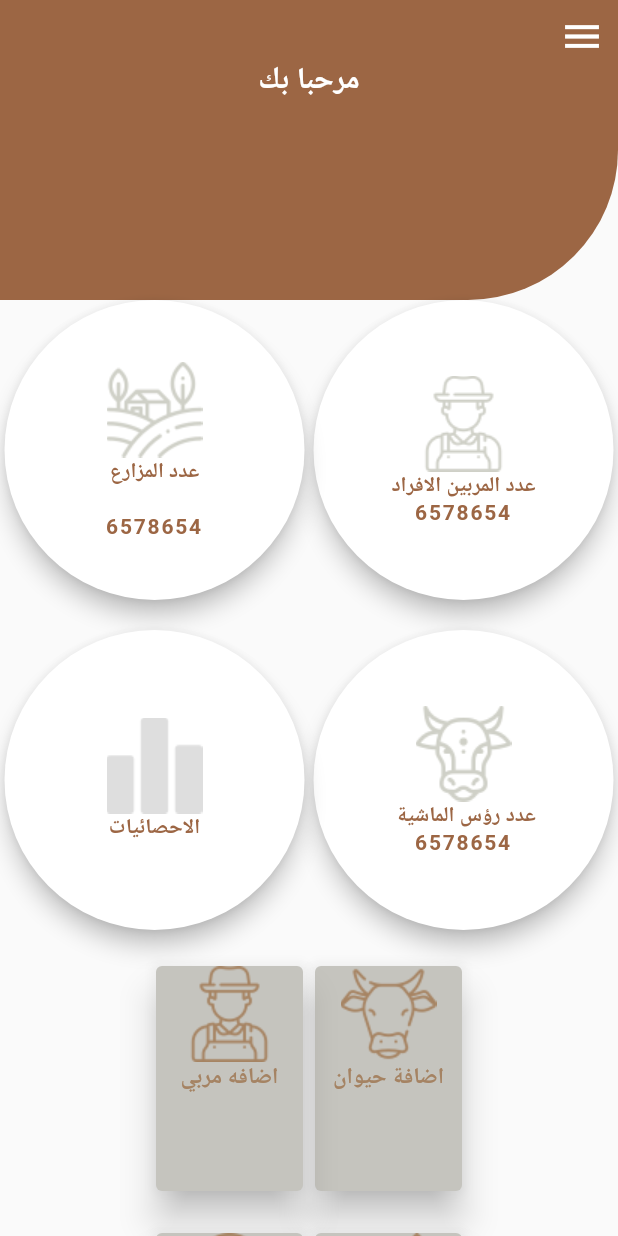
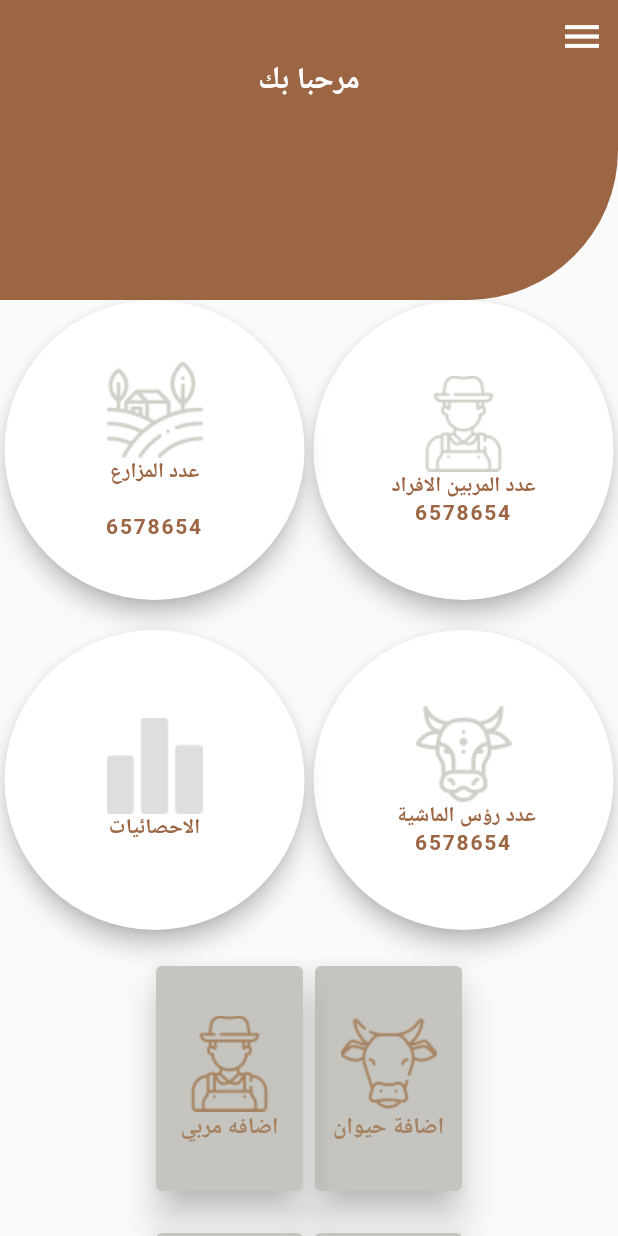
Before and after one commit to githubmohame/Digitalizing-livestock, a Flutter app: the HomeScreen screen opened directly, on a phone screen of 412 x 824 dp. Run offline on Flutter 3.47's test engine with Material 2 defaults, Android fonts, the phone set to English and light mode, and no system bars; our stand-ins replace bloc, flutter_bloc, syncfusion_flutter_charts.

```diff
--- a/final_project_year/lib/main_screens/connect_farm_and_farmer.dart
+++ b/final_project_year/lib/main_screens/connect_farm_and_farmer.dart
@@ -124,7 +124,7 @@ class ConnectFarmAndFarmerScreen extends StatelessWidget {
                         backgroundColor: MaterialStateProperty.resolveWith(
                             (states) => Colors.grey),
                         overlayColor: MaterialStateProperty.resolveWith(
-                            (states) => Colors.green)),
+                            (states) => Colors.brown)),
                     onPressed: () {
                       Navigator.push(
                           context,
@@ -213,7 +213,6 @@ class _SelectAnimalTypeState extends State<SelectAnimalType> {
               return previous.gavernorate != current.gavernorate;
             },
             builder: (context, state) {
-              print("city");
               return CustomeDropdownButton(
                   func: (int value) {
                     BlocProvider.of<ChoiceCubit>(context).updateCity(value);
--- a/final_project_year/lib/main_screens/home.dart
+++ b/final_project_year/lib/main_screens/home.dart
@@ -61,13 +61,12 @@ class HomeScreen extends StatelessWidget {
                     ),
                   ],
                 ),
-                Row(
-                  mainAxisAlignment: MainAxisAlignment.spaceAround,
+                Container(height: 200,
+                  child: Flex(direction: Axis.horizontal,
+                    mainAxisAlignment: MainAxisAlignment.spaceAround,crossAxisAlignment: CrossAxisAlignment.stretch,
                     children: [
-                    Container(
-                      height: 200,
-                      width: 200,
-                      child: FloatingActionButton(heroTag: 'statistics',
+                      Expanded(
+                        child: FloatingActionButton(mini: true,heroTag: 'farmer',
                             child: Column(
                               mainAxisAlignment: MainAxisAlignment.center,
                               children: [
@@ -89,9 +88,7 @@ class HomeScreen extends StatelessWidget {
                             backgroundColor: Colors.white,
                             onPressed: () {}),
                       ),
-                    Container(
-                      height: 200,
-                      width: 200,
+                      Expanded(
                         child: FloatingActionButton(heroTag:'farm',
                             child: Column(
                               mainAxisAlignment: MainAxisAlignment.center,
@@ -116,15 +113,15 @@ class HomeScreen extends StatelessWidget {
                       ),
                     ],
                   ),
+                ),
                 SizedBox(
                   height: 20,
                 ),
-                Row(
-                  mainAxisAlignment: MainAxisAlignment.spaceAround,
+                Container(height: 200,
+                  child: Flex(direction: Axis.horizontal,
+                    mainAxisAlignment: MainAxisAlignment.spaceAround,crossAxisAlignment: CrossAxisAlignment.stretch,
                     children: [
-                    Container(
-                      height: 200,
-                      width: 200,
+                      Expanded(
                         child: FloatingActionButton(heroTag: 'cows',
                             backgroundColor: Colors.white,
                             onPressed: () {},
@@ -147,10 +144,9 @@ class HomeScreen extends StatelessWidget {
                               ],
                             )),
                       ),
-                    Container(
-                      height: 200,
-                      width: 200,
-                      child: FloatingActionButton(heroTag: 'cows',
+                      Expanded(
+
+                        child: FloatingActionButton(heroTag: 'statistics1',
                             backgroundColor: Colors.white,
                             onPressed: (() {
                   Navigator.pushReplacement(
@@ -174,10 +170,11 @@ class HomeScreen extends StatelessWidget {
                       ),
                     ],
                   ),
+                ),
                 SizedBox(
                   height: 20,
                 ),
-                Row(
+                Flex(direction: Axis.horizontal,mainAxisAlignment: MainAxisAlignment.spaceEvenly  ,
                   children: [
                     Expanded(
                       child: Container(margin: EdgeInsets.only(right: 100),
@@ -192,9 +189,8 @@ class HomeScreen extends StatelessWidget {
                             color: Color(0x0FFFc5c4be),
                             elevation: 10,
                             child: Container(
-                                width: 150,
                                 height: 150,
-                                child: Column(
+                                child: Column(mainAxisAlignment: MainAxisAlignment.center,
                                   children: [
                                     Image.asset('assets/images/add_animal.png'),
                                     Text(
@@ -223,9 +219,8 @@ class HomeScreen extends StatelessWidget {
                             color: Color(0x0FFFc5c4be),
                             elevation: 10,
                             child: Container(
-                                width: 150,
                                 height: 150,
-                                child: Column(
+                                child: Column(mainAxisAlignment: MainAxisAlignment.center,
                                   children: [
                                     Image.asset('assets/images/add_farmer.png'),
                                     Text("اضافه مربي",style: TextStyle(
@@ -260,7 +255,7 @@ class HomeScreen extends StatelessWidget {
                             child: Container(
                                 width: 150,
                                 height: 150,
-                                child: Column(
+                                child: Column(mainAxisAlignment: MainAxisAlignment.center,
                                   children: [
                                     Image.asset('assets/images/add_field.png'),
                                     Text("اضافة مزرعة",style: TextStyle(
@@ -288,7 +283,7 @@ class HomeScreen extends StatelessWidget {
                             child: Container(
                                 width: 150,
                                 height: 150,
-                                child: Column(
+                                child: Column(mainAxisAlignment: MainAxisAlignment.center,
                                   children: [
                                     Image.asset('assets/images/location-pin.png'),
                                     Text("اضافة مكان",style:  TextStyle(
@@ -329,7 +324,7 @@ class HomeScreen extends StatelessWidget {
                             child: Container(
                                 width: 150,
                                 height: 150,
-                                child: Column(
+                                child: Column(mainAxisAlignment: MainAxisAlignment.center,
                                   children: [
                                      Icon( Icons.person,size:80,color:Colors.brown),
                                     Text("تسجيل المدرين"),
@@ -354,7 +349,7 @@ class HomeScreen extends StatelessWidget {
                             child: Container(
                                 width: 150,
                                 height: 150,
-                                child: Column(
+                                child: Column(mainAxisAlignment: MainAxisAlignment.center,
                                   children: [
                                      Icon( Icons.person,size:80,color:Colors.brown),
                                     Text("تسجيل الدخول",style: TextStyle(
--- a/final_project_year/lib/main_screens/login.dart
+++ b/final_project_year/lib/main_screens/login.dart
@@ -7,10 +7,10 @@ class LogIN extends StatelessWidget {
   @override
   Widget build(BuildContext context) {
     return Directionality(textDirection: TextDirection.rtl,
-      child: Scaffold( appBar: AppBar(backgroundColor: Colors.brown ,elevation: 0,title: Center(child:Text('تسجيل الدخول')),),backgroundColor: Colors.white,drawer: MainDrawer(index: 4),   body: Column(crossAxisAlignment: CrossAxisAlignment.center,mainAxisAlignment: MainAxisAlignment.center,children: [
+      child: Scaffold( appBar: AppBar(backgroundColor: Colors.brown ,elevation: 0,title: Text('تسجيل الدخول'),),backgroundColor: Colors.white,drawer: MainDrawer(index: 4),   body: Column(crossAxisAlignment: CrossAxisAlignment.center,mainAxisAlignment: MainAxisAlignment.center,children: [
         Form(child: Column(children: [
           Icon(Icons.person,color:Colors.white,size:50),
-              TextField(style:TextStyle(color:Colors.brown),decoration: InputDecoration(hintText: "ادخل الرقم القومي",prefixIcon: Icon(Icons.email,color: Colors.brown,),border :OutlineInputBorder(borderSide: BorderSide(color:Colors.grey,width: 5)),focusedBorder: OutlineInputBorder(borderSide: BorderSide(color: Colors.grey,width: 2)) ,focusColor: Colors.grey,enabledBorder: OutlineInputBorder(borderSide: BorderSide(color: Colors.grey,width: 2)))),
+              TextField(keyboardType: TextInputType.number,style:TextStyle(color:Colors.brown),decoration: InputDecoration(hintText: "ادخل الرقم القومي",prefixIcon: Icon(Icons.email,color: Colors.brown,),border :OutlineInputBorder(borderSide: BorderSide(color:Colors.grey,width: 5)),focusedBorder: OutlineInputBorder(borderSide: BorderSide(color: Colors.grey,width: 2)) ,focusColor: Colors.grey,enabledBorder: OutlineInputBorder(borderSide: BorderSide(color: Colors.grey,width: 2)))),
               SizedBox(height: 20),
               TextField(style:TextStyle(color:Colors.brown),decoration: InputDecoration(hintText: "اكتب الرقم السري",prefixIcon: Icon(Icons.password,color: Colors.brown,),border :OutlineInputBorder(borderSide: BorderSide(color:Colors.grey,width: 5)),focusedBorder: OutlineInputBorder(borderSide: BorderSide(color: Colors.grey,width: 2)) ,focusColor: Colors.green,enabledBorder: OutlineInputBorder(borderSide: BorderSide(color: Colors.grey,width: 2)))),
               SizedBox(height:20,),
```
Also changed, not shown: final_project_year/lib/common_component/main_diwer.dart (+8 -0 lines), final_project_year/lib/main_screens/Show_info.dart (+53 -35 lines), final_project_year/lib/main_screens/add_admin_screen.dart (+8 -4 lines), final_project_year/lib/main_screens/add_animal.dart (+6 -2 lines), final_project_year/lib/main_screens/farm_screen.dart (+8 -9 lines), final_project_year/lib/main_screens/farmer_screen.dart (+4 -5 lines), final_project_year/lib/main_screens/screen_location/screen_gavernorate.dart (+10 -5 lines), 5 other files. Lines whose indentation alone changed are shown as unchanged.
